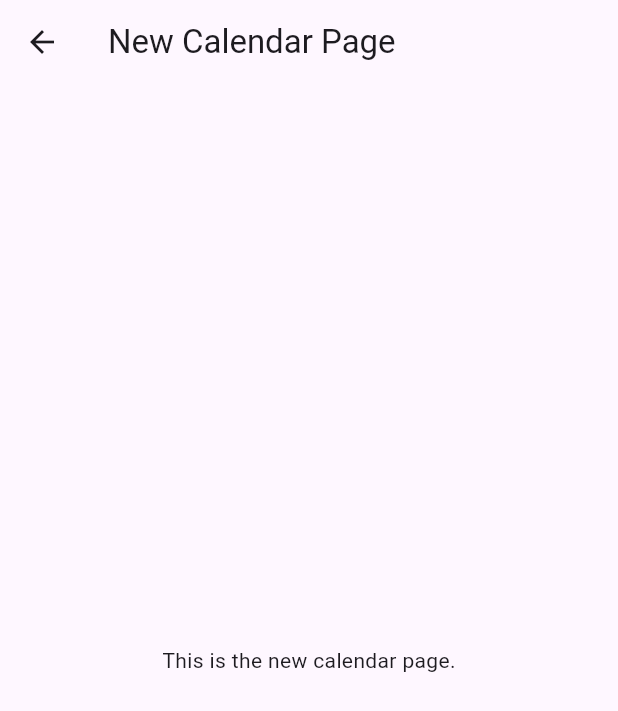
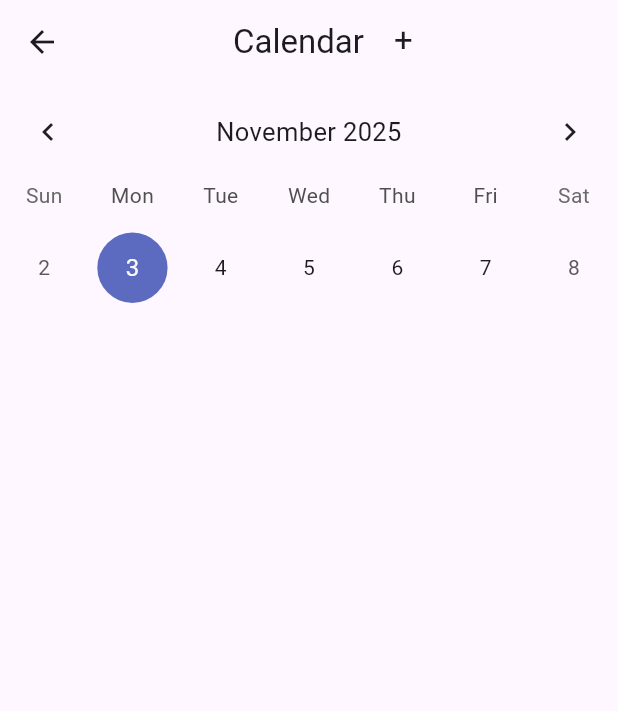
Before and after one commit to CS196Illinois/FA25-Group1, a Flutter app: the new_cal screen opened directly, on a phone screen of 412 x 824 dp. Shown: the top 711 px of the screen. Run offline on Flutter 3.47's test engine with Material 3 defaults, Android fonts, the phone set to English and light mode, and no system bars; drawn by our look-alikes of table_calendar; our stand-ins replace animate_do.

Commit message:
fixed routes and added weekly view of calendar

```diff
--- a/App/lib/main.dart
+++ b/App/lib/main.dart
@@ -1,6 +1,6 @@
 import 'package:flutter/material.dart';
+//import 'package:helloworld/new_cal_page.dart';
 import 'package:helloworld/sign-in-page.dart';
-//import 'package:helloworld/calendar.dart';
 
 //import 'package:helloworld/sign-in-page.dart';
 //import 'package:helloworld/calendar.dart';
--- a/App/lib/new_cal_page.dart
+++ b/App/lib/new_cal_page.dart
@@ -1,4 +1,7 @@
 import 'package:flutter/material.dart';
+import 'package:table_calendar/table_calendar.dart';
+import 'package:helloworld/calendar.dart';
+import 'package:helloworld/rso.dart';
 
 class new_cal extends StatefulWidget {
   const new_cal({super.key});
@@ -8,15 +11,61 @@ class new_cal extends StatefulWidget {
 }
 
 class _new_calState extends State<new_cal> {
+  CalendarFormat _calendarFormat = CalendarFormat.week;
+  void goToDate(DateTime day, DateTime focusedDay) {
+    setState(() {
+      now = day;
+    });
+  }
+
   @override
   Widget build(BuildContext context) {
     return Scaffold(
       appBar: AppBar(
-        title: const Text('New Calendar Page'),
+        title: Row(
+          mainAxisAlignment: MainAxisAlignment.center,
+          children: [
+            Text('Calendar'),
+            SizedBox(width: 20),
+            SizedBox(
+              width: 50,
+              height: 30,
+              child: GestureDetector(
+                onTap: () {
+                  Navigator.push(
+                    context,
+                    MaterialPageRoute(builder: (context) =>  const MyHomePage(title: 'My RSOs')),
+                  );
+                },
+                child: const Text("+"),
+              ),
+            ),
+          ],
+        ),
       ),
-      body: const Center(
-        child: Text('This is the new calendar page.'),
-      ),
+      body: content(),
+    );
+  }
+
+  Widget content() {
+    return Column(
+      children: [
+        Container(
+          child: TableCalendar(
+            calendarFormat: _calendarFormat,
+            rowHeight: 85,
+            focusedDay: now,
+            firstDay: DateTime.utc(1999, 1, 1),
+            lastDay: DateTime.utc(2099, 12, 31),
+            selectedDayPredicate: (day) => isSameDay(day, now),
+            headerStyle: HeaderStyle(
+              formatButtonVisible: false,
+              titleCentered: true,
+            ),
+            onDaySelected: goToDate,
+          ),
+        ),
+      ],
     );
   }
 }
--- a/App/lib/sign-in-page.dart
+++ b/App/lib/sign-in-page.dart
@@ -1,6 +1,6 @@
 import 'package:flutter/material.dart';
 import 'package:animate_do/animate_do.dart';
-import 'package:helloworld/calendar.dart';
+import 'package:helloworld/new_cal_page.dart';
 
 void main() => runApp(
   MaterialApp(
@@ -161,7 +161,7 @@ class HomePage extends StatelessWidget {
                         onTap: () {
                           Navigator.push(
                             context,
-                            MaterialPageRoute(builder: (context) => Calendar()),
+                            MaterialPageRoute(builder: (context) => new_cal()),
                           );
                         },
                         child: Container(
```
